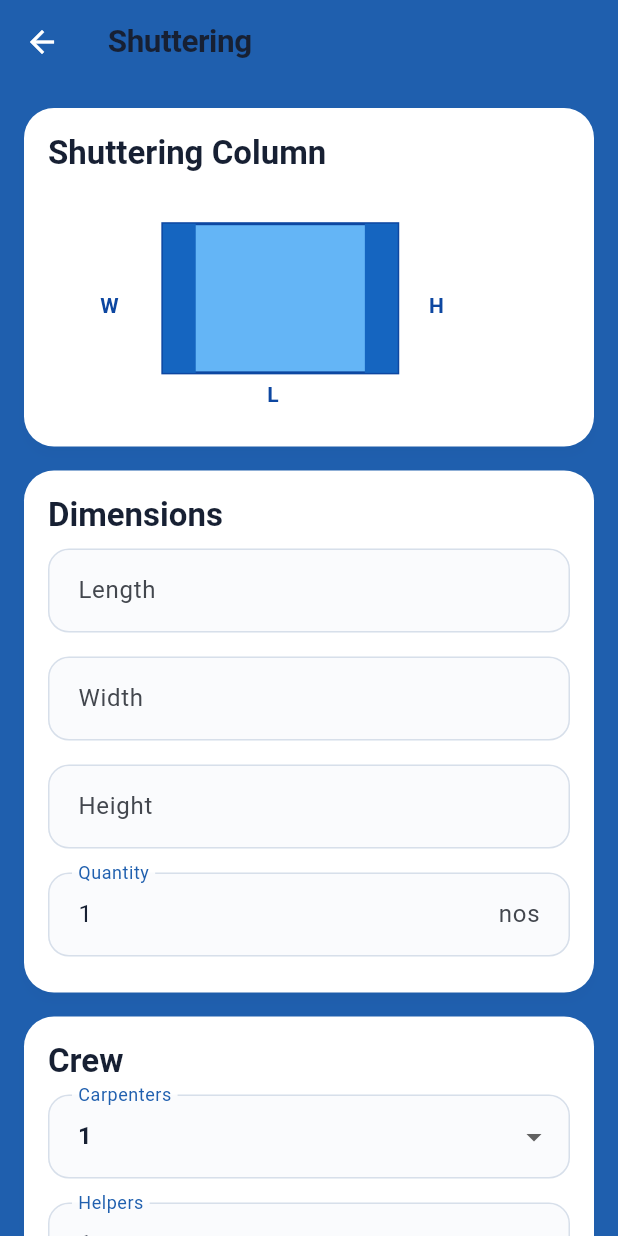
After one commit to Akkiiip/SiteQuant, a Flutter app: the ShutteringScreen screen opened directly, after a tap on "Column", on a phone screen of 412 x 824 dp. The commit adds this screen. Run offline on Flutter 3.47's test engine with Material 3 defaults, Android fonts, the phone set to English and light mode, and no system bars; our stand-ins replace firebase_analytics, firebase_core, firebase_crashlytics, google_mobile_ads, shared_preferences; accounts and stored records are empty; statements that could not run were skipped.

Commit message:
feat: add complete shuttering calculator

```diff
--- a/lib/models/productivity_standard.dart
+++ b/lib/models/productivity_standard.dart
@@ -1,9 +1,10 @@
-enum LabourRole { mason, painter, helper }
+enum LabourRole { mason, painter, carpenter, helper }
 
 extension LabourRoleLabel on LabourRole {
   String get label => switch (this) {
     LabourRole.mason => 'Mason',
     LabourRole.painter => 'Painter',
+    LabourRole.carpenter => 'Carpenter',
     LabourRole.helper => 'Helper/Coolie',
   };
 }
--- /dev/null
+++ b/lib/models/shuttering_result.dart
@@ -0,0 +1,52 @@
+import 'productivity_standard.dart';
+
+enum ShutteringType { column, beam, footing, wall, slab }
+
+extension ShutteringTypeInfo on ShutteringType {
+  String get label => switch (this) {
+    ShutteringType.column => 'Shuttering Column',
+    ShutteringType.beam => 'Shuttering Beam',
+    ShutteringType.footing => 'Shuttering Footing',
+    ShutteringType.wall => 'Shuttering Wall',
+    ShutteringType.slab => 'Shuttering Slab',
+  };
+  String get formula => switch (this) {
+    ShutteringType.column => '2 x (L + W) x H x Quantity',
+    ShutteringType.beam => '(2 x D + B) x L x Quantity',
+    ShutteringType.footing => '2 x (L + W) x D x Quantity',
+    ShutteringType.wall => 'Sides x L x H x Quantity',
+    ShutteringType.slab => 'L x W x Quantity',
+  };
+}
+
+class ShutteringResult {
+  final ShutteringType type;
+  final double length, width, height;
+  final int quantity, wallSides;
+  final double contactArea,
+      wastagePercent,
+      panelArea,
+      materialRate,
+      materialCost,
+      totalCost;
+  final ProductivityEstimate productivity;
+  final LabourEstimate labour;
+  const ShutteringResult({
+    required this.type,
+    required this.length,
+    required this.width,
+    required this.height,
+    required this.quantity,
+    required this.wallSides,
+    required this.contactArea,
+    required this.wastagePercent,
+    required this.panelArea,
+    required this.materialRate,
+    required this.materialCost,
+    required this.productivity,
+    required this.labour,
+    required this.totalCost,
+  });
+  double? get costPerSquareMetre =>
+      contactArea == 0 ? null : totalCost / contactArea;
+}
--- /dev/null
+++ b/lib/screens/shuttering_calculator_screen.dart
@@ -0,0 +1,263 @@
+import 'package:flutter/material.dart';
+import '../models/shuttering_result.dart';
+import '../models/productivity_standard.dart';
+import '../services/shuttering_calculator.dart';
+import '../services/shuttering_reference_defaults.dart';
+import '../services/measurement_system.dart';
+import '../services/estimate_validation.dart';
+import '../widgets/shuttering_diagram.dart';
+import 'shuttering_result_screen.dart';
+
+class ShutteringCalculatorScreen extends StatefulWidget {
+  final ShutteringType type;
+  const ShutteringCalculatorScreen({super.key, required this.type});
+  @override
+  State<ShutteringCalculatorScreen> createState() =>
+      _ShutteringCalculatorScreenState();
+}
+
+class _ShutteringCalculatorScreenState
+    extends State<ShutteringCalculatorScreen> {
+  final _form = GlobalKey<FormState>();
+  final _fields = <String, TextEditingController>{};
+  int _carpenters = 1, _helpers = 1, _sides = 2;
+  late final MeasurementSystem _system;
+  String? _error;
+  bool get _slab => widget.type == ShutteringType.slab;
+  String get _widthLabel =>
+      widget.type == ShutteringType.wall ? 'Thickness' : 'Width';
+  String get _heightLabel =>
+      widget.type == ShutteringType.beam ||
+          widget.type == ShutteringType.footing
+      ? 'Depth'
+      : 'Height';
+
+  @override
+  void initState() {
+    super.initState();
+    _system = MeasurementPreferences.system.value ?? MeasurementSystem.metric;
+    const d = ShutteringReferenceDefaults.standard;
+    final values = <String, String>{
+      'Length': '',
+      'Width': '',
+      'Height': '',
+      'Quantity': '1',
+      'Material rate': '${d.ratePerSquareMetre}',
+      'Panel wastage': '${d.wastagePercent}',
+      'Carpenter wage': '${d.carpenterDailyWage}',
+      'Helper wage': '${d.helperDailyWage}',
+      'Carpenter productivity': '${d.carpenterDaysPer10M2}',
+      'Helper productivity': '${d.helperDaysPer10M2}',
+    };
+    for (final entry in values.entries) {
+      _fields[entry.key] = TextEditingController(text: entry.value);
+    }
+  }
+
+  @override
+  void dispose() {
+    for (final c in _fields.values) {
+      c.dispose();
+    }
+    super.dispose();
+  }
+
+  double _value(String key) => double.parse(_fields[key]!.text.trim());
+  double _metres(String key) =>
+      MeasurementPreferences.toMetres(_value(key), _system);
+
+  Widget _field(
+    String key,
+    String label,
+    String unit, {
+    bool count = false,
+    bool zero = false,
+  }) => Padding(
+    padding: const EdgeInsets.symmetric(vertical: 8),
+    child: TextFormField(
+      key: ValueKey(key),
+      controller: _fields[key],
+      keyboardType: TextInputType.numberWithOptions(decimal: !count),
+      decoration: InputDecoration(labelText: label, suffixText: unit),
+      validator: (text) {
+        try {
+          if (count) {
+            EstimateValidation.count(
+              int.tryParse(text?.trim() ?? '') ?? 0,
+              label,
+            );
+          } else {
+            EstimateValidation.number(
+              double.tryParse(text?.trim() ?? '') ?? double.nan,
+              label,
+              allowZero: zero,
+            );
+          }
+          return null;
+        } on ArgumentError {
+          return count
+              ? 'Quantity must be at least 1 (whole number).'
+              : 'Enter a valid ${label.toLowerCase()}${zero ? ' (zero or more)' : ' greater than zero'}.';
+        }
+      },
+    ),
+  );
+  Widget _card(List<Widget> children) => Padding(
+    padding: const EdgeInsets.only(bottom: 16),
+    child: Card(
+      child: Padding(
+        padding: const EdgeInsets.all(16),
+        child: Column(
+          crossAxisAlignment: CrossAxisAlignment.stretch,
+          children: children,
+        ),
+      ),
+    ),
+  );
+  Widget _crew(String label, int value, ValueChanged<int> change) => Padding(
+    padding: const EdgeInsets.symmetric(vertical: 8),
+    child: DropdownButtonFormField<int>(
+      initialValue: value,
+      decoration: InputDecoration(labelText: label),
+      items: [
+        for (final n in [1, 2, 3])
+          DropdownMenuItem(value: n, child: Text('$n')),
+      ],
+      onChanged: (v) {
+        if (v != null) {
+          setState(() => change(v));
+        }
+      },
+    ),
+  );
+
+  void _calculate() {
+    setState(() => _error = null);
+    if (!_form.currentState!.validate()) {
+      return;
+    }
+    try {
+      final result = ShutteringCalculator.calculate(
+        type: widget.type,
+        length: _metres('Length'),
+        width: _metres('Width'),
+        // Phase 1 requires a positive height even for its height-independent slab formula.
+        height: _slab ? 1 : _metres('Height'),
+        quantity: int.parse(_fields['Quantity']!.text.trim()),
+        wallSides: _sides,
+        wastagePercent: _value('Panel wastage'),
+        materialRate: _value('Material rate'),
+        carpenterDaysPer10M2: _value('Carpenter productivity'),
+        helperDaysPer10M2: _value('Helper productivity'),
+        crew: {LabourRole.carpenter: _carpenters, LabourRole.helper: _helpers},
+        dailyWages: {
+          LabourRole.carpenter: _value('Carpenter wage'),
+          LabourRole.helper: _value('Helper wage'),
+        },
+      );
+      FocusScope.of(context).unfocus();
+      Navigator.push(
+        context,
+        MaterialPageRoute(
+          builder: (_) => ShutteringResultScreen(result: result),
+        ),
+      );
+    } on ArgumentError {
+      setState(
+        () => _error =
+            'Check the dimensions, quantity and material/labour settings. Use finite values within a practical range.',
+      );
+    }
+  }
+
+  @override
+  Widget build(BuildContext context) {
+    final blue = Theme.of(context).colorScheme.primary;
+    return Scaffold(
+      backgroundColor: blue,
+      appBar: AppBar(
+        title: const Text('Shuttering'),
+        backgroundColor: blue,
+        foregroundColor: Colors.white,
+      ),
+      body: SafeArea(
+        child: SingleChildScrollView(
+          padding: const EdgeInsets.all(16),
+          child: Form(
+            key: _form,
+            child: Column(
+              crossAxisAlignment: CrossAxisAlignment.stretch,
+              children: [
+                _card([
+                  Text(
+                    widget.type.label,
+                    style: Theme.of(context).textTheme.titleLarge,
+                  ),
+                  ShutteringDiagram(type: widget.type),
+                ]),
+                _card([
+                  Text(
+                    'Dimensions',
+                    style: Theme.of(context).textTheme.titleLarge,
+                  ),
+                  _field('Length', 'Length', _system.lengthUnit),
+                  _field('Width', _widthLabel, _system.lengthUnit),
+                  if (!_slab)
+                    _field('Height', _heightLabel, _system.lengthUnit),
+                  _field('Quantity', 'Quantity', 'nos', count: true),
+                  if (widget.type == ShutteringType.wall)
+                    SegmentedButton<int>(
+                      segments: const [
+                        ButtonSegment(value: 1, label: Text('One Side')),
+                        ButtonSegment(value: 2, label: Text('Two Sides')),
+                      ],
+                      selected: {_sides},
+                      onSelectionChanged: (s) =>
+                          setState(() => _sides = s.first),
+                    ),
+                ]),
+                _card([
+                  Text('Crew', style: Theme.of(context).textTheme.titleLarge),
+                  _crew('Carpenters', _carpenters, (v) => _carpenters = v),
+                  _crew('Helpers', _helpers, (v) => _helpers = v),
+                ]),
+                _card([
+                  ExpansionTile(
+                    title: const Text('Material & Labour Settings'),
+                    maintainState: true,
+                    children: [
+                      const Text('Reference values — editable'),
+                      const Text(
+                        'Material-only rate per panel m². Labour is added separately; do not enter a combined contractor rate.',
+                      ),
+                      _field('Material rate', 'Material rate', '₹/m²'),
+                      _field('Panel wastage', 'Panel wastage', '%', zero: true),
+                      _field('Carpenter wage', 'Carpenter wage', '₹/day'),
+                      _field('Helper wage', 'Helper wage', '₹/day'),
+                      _field(
+                        'Carpenter productivity',
+                        'Carpenter productivity',
+                        'days/10 m²',
+                      ),
+                      _field(
+                        'Helper productivity',
+                        'Helper productivity',
+                        'days/10 m²',
+                      ),
+                      Text(ShutteringReferenceDefaults.standard.note),
+                    ],
+                  ),
+                ]),
+                if (_error != null) _card([Text(_error!)]),
+                FilledButton(
+                  onPressed: _calculate,
+                  child: const Text('Calculate Shuttering'),
+                ),
+              ],
+            ),
+          ),
+        ),
+      ),
+    );
+  }
+}
--- a/lib/screens/shuttering_screen.dart
+++ b/lib/screens/shuttering_screen.dart
@@ -1,6 +1,7 @@
 import 'package:flutter/material.dart';
 import '../models/shuttering_result.dart';
 import '../widgets/shuttering_diagram.dart';
+import 'shuttering_calculator_screen.dart';
 
 class ShutteringScreen extends StatefulWidget {
   const ShutteringScreen({super.key});
@@ -63,7 +64,15 @@ class _ShutteringScreenState extends State<ShutteringScreen> {
         padding: const EdgeInsets.only(bottom: 12),
         child: InkWell(
           key: ValueKey('shuttering-${type.name}'),
-          onTap: () => setState(() => selected = type),
+          onTap: () {
+            setState(() => selected = type);
+            Navigator.push(
+              context,
+              MaterialPageRoute(
+                builder: (_) => ShutteringCalculatorScreen(type: type),
+              ),
+            );
+          },
           child: Card(
             child: Padding(
               padding: const EdgeInsets.all(16),
--- /dev/null
+++ b/lib/services/shuttering_calculator.dart
@@ -0,0 +1,87 @@
+import '../models/productivity_standard.dart';
+import '../models/shuttering_result.dart';
+import 'estimate_cost_calculator.dart';
+import 'estimate_validation.dart';
+import 'labour_calculator.dart';
+import 'productivity_calculator.dart';
+
+class ShutteringCalculator {
+  static ShutteringResult calculate({
+    required ShutteringType type,
+    required double length,
+    required double width,
+    required double height,
+    required int quantity,
+    int wallSides = 2,
+    required double wastagePercent,
+    required double materialRate,
+    required double carpenterDaysPer10M2,
+    required double helperDaysPer10M2,
+    required Map<LabourRole, int> crew,
+    required Map<LabourRole, double> dailyWages,
+  }) {
+    EstimateValidation.number(length, 'Length');
+    EstimateValidation.number(width, 'Width');
+    EstimateValidation.number(height, 'Height');
+    EstimateValidation.count(quantity, 'Quantity');
+    EstimateValidation.number(
+      wastagePercent,
+      'Material wastage',
+      allowZero: true,
+    );
+    if (type == ShutteringType.wall && wallSides != 1 && wallSides != 2) {
+      throw ArgumentError('Wall shuttering sides must be one or two.');
+    }
+    final perItem = switch (type) {
+      ShutteringType.column => 2 * (length + width) * height,
+      ShutteringType.beam => (2 * height + width) * length,
+      ShutteringType.footing => 2 * (length + width) * height,
+      ShutteringType.wall => wallSides * length * height,
+      ShutteringType.slab => length * width,
+    };
+    final contactArea = perItem * quantity;
+    final panelArea = contactArea * (1 + wastagePercent / 100);
+    final materialCost = EstimateCostCalculator.lineCost(
+      panelArea,
+      materialRate,
+      'Shuttering material',
+    );
+    final productivity = ProductivityCalculator.calculate(
+      quantity: contactArea,
+      standard: ProductivityStandard(
+        name: 'Reference shuttering productivity',
+        basis:
+            'Editable reference estimate; not a universal productivity standard.',
+        daysPerBaseQuantity: {
+          LabourRole.carpenter: carpenterDaysPer10M2,
+          LabourRole.helper: helperDaysPer10M2,
+        },
+      ),
+      crew: crew,
+    );
+    final labour = LabourCalculator.calculate(
+      productivity: productivity,
+      dailyWages: dailyWages,
+    );
+    final total = EstimateCostCalculator.total([
+      materialCost,
+      labour.totalCost,
+    ]);
+    return ShutteringResult(
+      type: type,
+      length: length,
+      width: width,
+      height: height,
+      quantity: quantity,
+      wallSides: wallSides,
+      contactArea: contactArea,
+      wastagePercent: wastagePercent,
+      panelArea: panelArea,
+      materialRate: materialRate,
+      materialCost: materialCost,
+      productivity: productivity,
+      labour: labour,
+      totalCost: total,
+    );
+  }
+}
--- /dev/null
+++ b/lib/services/shuttering_reference_defaults.dart
@@ -0,0 +1,28 @@
+class ShutteringReferenceDefaults {
+  const ShutteringReferenceDefaults({
+    required this.ratePerSquareMetre,
+    required this.wastagePercent,
+    required this.carpenterDaysPer10M2,
+    required this.helperDaysPer10M2,
+    required this.carpenterDailyWage,
+    required this.helperDailyWage,
+    required this.note,
+  });
+  final double ratePerSquareMetre,
+      wastagePercent,
+      carpenterDaysPer10M2,
+      helperDaysPer10M2,
+      carpenterDailyWage,
+      helperDailyWage;
+  final String note;
+  static const standard = ShutteringReferenceDefaults(
+    ratePerSquareMetre: 650,
+    wastagePercent: 5,
+    carpenterDaysPer10M2: 1.2,
+    helperDaysPer10M2: .9,
+    carpenterDailyWage: 1000,
+    helperDailyWage: 650,
+    note:
+        'Editable reference assumptions only. Adjust for the shuttering system, reuse cycles, access, labour skill and local conditions.',
+  );
+}
```
Also changed, not shown: lib/screens/shuttering_result_screen.dart (added, +161 -0 lines), 4 other files.
